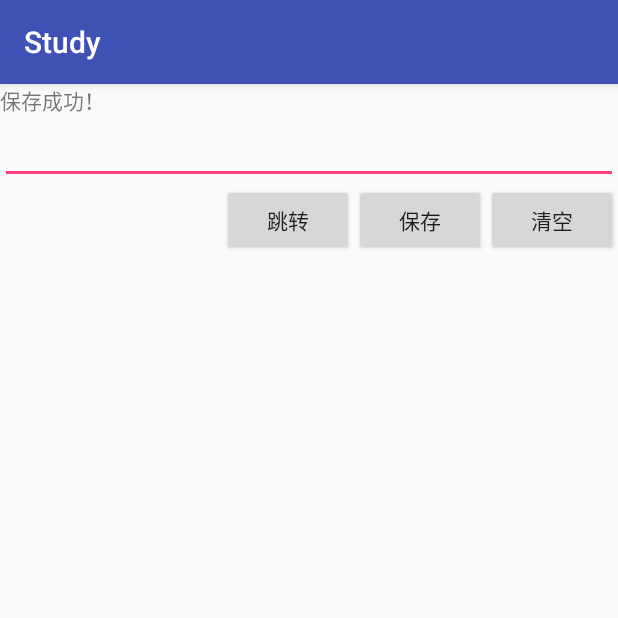
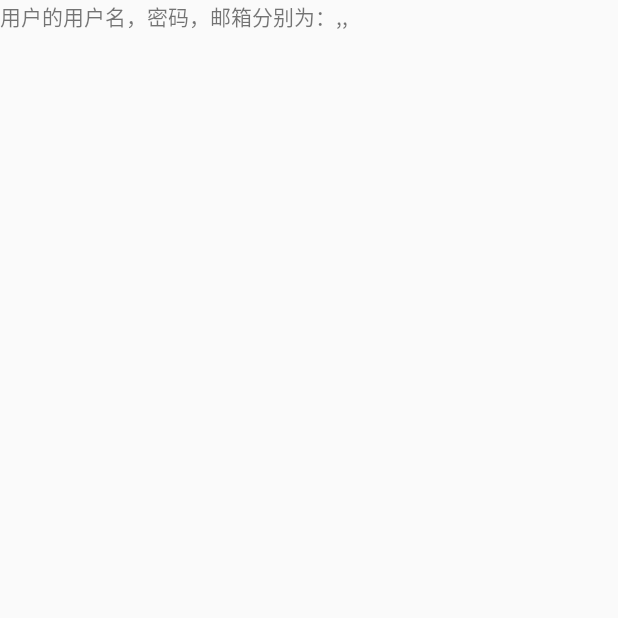
Before and after one commit to SCcurry/Study, an Android app: the screen it shows after launch (MainActivity before the commit, NewActivity after it), after a tap on "保存", on a phone screen of 412 x 824 dp, the top half of it. Run offline under Robolectric (Android 15) with nearby library versions, the phone set to English and light mode, and no system bars; 2 other taps on this screen came first.

Commit message:
常用控件的使用，并且获取了用户信息

```diff
--- a/app/src/main/java/com/example/administrator/study/MainActivity.java
+++ b/app/src/main/java/com/example/administrator/study/MainActivity.java
@@ -4,8 +4,10 @@ package com.example.administrator.study;
 import android.content.Intent;
 import android.support.v7.app.AppCompatActivity;
 import android.os.Bundle;
+
 import android.view.View;
 import android.widget.Button;
+import android.widget.EditText;
 import android.widget.TextView;
 
 public class MainActivity extends AppCompatActivity
@@ -14,7 +16,14 @@ public class MainActivity extends AppCompatActivity
     private Button btn_save;
     private Button btn_clear;
     private Button btn_jump;
+    private Button btn_bigger;
+    private Button btn_smaller;
     private TextView tv;
+    private EditText u_name;
+    private EditText u_psaaward;
+    private EditText u_email;
+    private int tv_Size=20;
+
     @Override
     protected void onCreate(Bundle savedInstanceState)
     {
@@ -24,18 +33,63 @@ public class MainActivity extends AppCompatActivity
 
         btn_save=(Button)findViewById(R.id.save);
         btn_clear=(Button)findViewById(R.id.clear);
-        btn_jump=(Button)findViewById(R.id.jump);
+
+        btn_bigger=(Button)findViewById(R.id.bigger);
+        btn_smaller=(Button)findViewById(R.id.smaller);
 
         tv=(TextView)findViewById(R.id.tv);
+
+        u_name=(EditText)findViewById(R.id.user_name);
+        u_email=(EditText)findViewById(R.id.user_email);
+        u_psaaward=(EditText)findViewById(R.id.user_passward);
+
+
+
+
         //给当前btn做监听
         btn_save.setOnClickListener(new View.OnClickListener()
         {
             @Override
             public void onClick(View view)
             {
-                tv.setText("保存成功！");
+
+                Intent i=new Intent(MainActivity.this,NewActivity.class);
+
+                String name_name=u_name.getText().toString();
+                String name_passward=u_psaaward.getText().toString();
+                String name_email=u_email.getText().toString();
+
+                String user_infor="用户的用户名，密码，邮箱分别为："+name_name+","+name_passward+","+name_email;
+                i.putExtra("name",user_infor);
+                startActivity(i);
+            }
+
+
+
+        });
+
+        btn_smaller.setOnClickListener(new View.OnClickListener()
+        {
+            @Override
+            public void onClick(View view)
+            {
+                if(tv_Size>20) {
+                    tv.setTextSize(--tv_Size);
+                }
             }
         });
+
+        btn_bigger.setOnClickListener(new View.OnClickListener()
+        {
+            @Override
+            public void onClick(View view)
+            {
+                if(tv_Size<30) {
+                    tv.setTextSize(++tv_Size);
+                }
+            }
+        });
+
         btn_clear.setOnClickListener(new View.OnClickListener()
         {
             @Override
@@ -44,18 +98,6 @@ public class MainActivity extends AppCompatActivity
                 tv.setText("清除成功！");
             }
         });
-        btn_jump.setOnClickListener(new View.OnClickListener()
-        {
-            @Override
-            public void onClick(View view)
-            {
-                //intent必须实例化
-                Intent intent =new Intent(MainActivity.this,NewActivity.class);
-                //传值准备
-                intent.putExtra("name","第一次intent的实现,如果这个页面出来了，说明intent实现跳转传递数据你已经会了");
-                //开始跳转
-                startActivity(intent);
-            }
-        });
+
     }
 }
```
Also changed, not shown: app/src/main/res/layout/activity_main.xml (+69 -11 lines).
